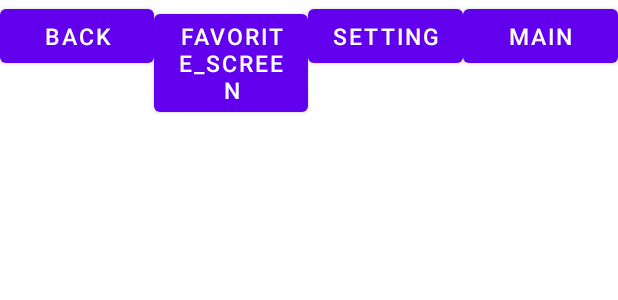
After one commit to NatNef/Lesson6_dz_zametki, an Android app: the layout activity_settings.xml on its own in the app's theme, with its tools: preview values and no code run, on a phone screen of 412 x 824 dp. The commit adds this screen. Shown: the top 300 px of the screen. Run offline under Robolectric (Android 15) with nearby library versions, the phone set to English and light mode, and no system bars.

Commit message:
Дз 7 в процессе

```diff
--- a/app/build.gradle
+++ b/app/build.gradle
@@ -33,6 +33,7 @@ dependencies {
     implementation 'androidx.appcompat:appcompat:1.3.1'
     implementation 'com.google.android.material:material:1.4.0'
     implementation 'androidx.constraintlayout:constraintlayout:2.1.0'
+    implementation 'androidx.legacy:legacy-support-v4:1.0.0'
     testImplementation 'junit:junit:4.+'
     androidTestImplementation 'androidx.test.ext:junit:1.1.3'
     androidTestImplementation 'androidx.test.espresso:espresso-core:3.4.0'
--- a/app/src/main/java/keyone/keytwo/lesson6_dz_zametki/MainActivity.java
+++ b/app/src/main/java/keyone/keytwo/lesson6_dz_zametki/MainActivity.java
@@ -5,7 +5,7 @@ import androidx.appcompat.app.AppCompatActivity;
 import android.content.res.Configuration;
 import android.os.Bundle;
 
-public class MainActivity extends AppCompatActivity {
+public class  MainActivity extends AppCompatActivity {
 
     @Override
     protected void onCreate(Bundle savedInstanceState) {
--- a/app/src/main/res/layout/activity_main.xml
+++ b/app/src/main/res/layout/activity_main.xml
@@ -11,4 +11,6 @@
        android:layout_width="match_parent"
        android:layout_height="match_parent"/>
 
+
+
 </LinearLayout>
--- /dev/null
+++ b/app/src/main/res/layout/activity_settings.xml
@@ -0,0 +1,47 @@
+<?xml version="1.0" encoding="utf-8"?>
+<LinearLayout xmlns:android="http://schemas.android.com/apk/res/android"
+    android:layout_width="match_parent"
+    android:layout_height="match_parent"
+    android:orientation="vertical">
+
+    <LinearLayout
+        android:layout_width="match_parent"
+        android:layout_height="wrap_content">
+
+        <Button
+            android:id="@+id/buttonBack"
+            android:layout_weight="1"
+            android:layout_width="0dp"
+            android:textSize="@dimen/textSize_button"
+            android:text="@string/back"
+            android:layout_height="wrap_content"/>
+        <Button
+            android:id="@+id/buttonFavorite"
+            android:layout_weight="1"
+            android:layout_width="0dp"
+            android:textSize="@dimen/textSize_button"
+            android:text="@string/favorite_screen"
+            android:layout_height="wrap_content"/>
+        <Button
+            android:id="@+id/buttonSetting"
+            android:layout_weight="1"
+            android:layout_width="0dp"
+            android:textSize="@dimen/textSize_button"
+            android:text="@string/setting"
+            android:layout_height="wrap_content"/>
+
+        <Button
+            android:id="@+id/buttonMain"
+            android:layout_weight="1"
+            android:layout_width="0dp"
+            android:textSize="@dimen/textSize_button"
+            android:text="@string/main_screen"
+            android:layout_height="wrap_content"/>
+
+    </LinearLayout>
+    <FrameLayout
+        android:id="@+id/fragment_container"
+        android:layout_width="match_parent"
+        android:layout_height="match_parent"/>
+
+</LinearLayout>
--- a/app/src/main/res/values/dimens.xml
+++ b/app/src/main/res/values/dimens.xml
@@ -1,4 +1,6 @@
 <?xml version="1.0" encoding="utf-8"?>
 <resources>
     <dimen name="text_size">30sp</dimen>
+    <dimen name="textSize_button">15sp</dimen>
+    <dimen name="textSize_label">30sp</dimen>
 </resources>
--- a/app/src/main/res/values/strings.xml
+++ b/app/src/main/res/values/strings.xml
@@ -1,3 +1,11 @@
 <resources>
     <string name="app_name">Lesson6_dz_zametki</string>
+    <string name="back">BACK</string>
+    <string name="main_screen">main</string>
+    <string name="favorite_screen">favorite_screen</string>
+    <string name="setting">setting</string>
+    <!-- TODO: Remove or change this placeholder text -->
+    <string name="hello_blank_fragment">Hello blank fragment</string>
+    <string name="main_screen_label">Main screen Label</string>
+    <string name="use_backstack">use backstack</string>
 </resources>
```
Also changed, not shown: app/src/main/java/keyone/keytwo/lesson6_dz_zametki/FavoriteFragment.java (added, +27 -0 lines), app/src/main/java/keyone/keytwo/lesson6_dz_zametki/Settings.java (added, +17 -0 lines), app/src/main/java/keyone/keytwo/lesson6_dz_zametki/SettingsFragment.java (added, +25 -0 lines), app/src/main/java/keyone/keytwo/lesson6_dz_zametki/SettingsFragmentTwo.java (added, +22 -0 lines), app/src/main/res/layout/fragment_favorite.xml (added, +15 -0 lines), app/src/main/res/layout/fragment_setting.xml (added, +14 -0 lines), app/src/main/res/layout/fragment_settings_two.xml (added, +19 -0 lines).
